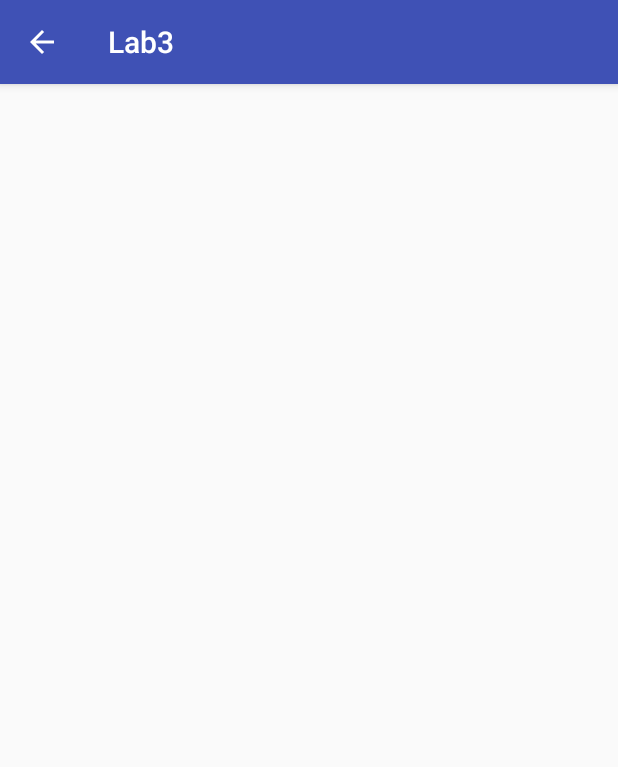
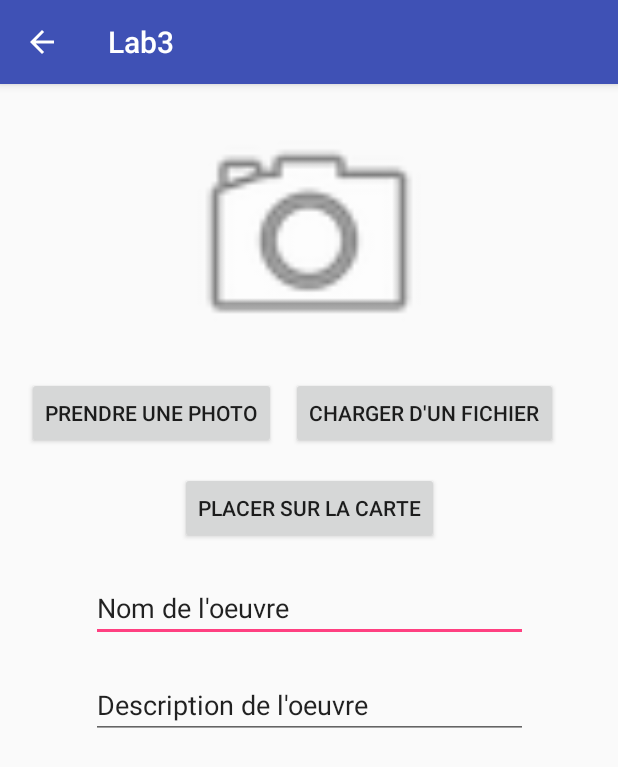
Before and after one commit to Alakabon/Lab3, an Android app: the AddArtworkActivity screen opened directly, with no data from a screen before it, on a phone screen of 412 x 824 dp. Shown: the top 767 px of the screen. Run offline under Robolectric (Android 15) with nearby library versions, the light colour scheme and no system bars.

Commit message:
layout add artwork

```diff
--- a/app/src/main/res/layout/activity_add_artwork.xml
+++ b/app/src/main/res/layout/activity_add_artwork.xml
@@ -7,4 +7,78 @@
     android:layout_height="match_parent"
     tools:context="com.inf8405.polymtl.lab3.activities.AddArtworkActivity">
 
+    <ImageView
+        android:id="@+id/imageView"
+        android:layout_width="192dp"
+        android:layout_height="171dp"
+        app:srcCompat="@android:drawable/ic_menu_camera"
+        app:layout_constraintTop_toTopOf="parent"
+        android:layout_marginTop="16dp"
+        app:layout_constraintRight_toRightOf="parent"
+        app:layout_constraintLeft_toLeftOf="parent"
+        />
+
+    <Button
+        android:id="@+id/add_artwork_btn_photo_from_camera"
+        android:layout_width="wrap_content"
+        android:layout_height="wrap_content"
+        android:layout_marginTop="8dp"
+        android:text="@string/add_artwork_btn_photo_from_camera"
+        app:layout_constraintLeft_toLeftOf="parent"
+        app:layout_constraintTop_toBottomOf="@+id/imageView"
+        app:layout_constraintRight_toRightOf="parent"
+        app:layout_constraintHorizontal_bias="0.073"/>
+
+    <Button
+        android:id="@+id/add_artwork_btn_photo_from_file"
+        android:layout_width="wrap_content"
+        android:layout_height="wrap_content"
+        android:layout_marginTop="8dp"
+        android:text="@string/add_artwork_btn_photo_from_file"
+        app:layout_constraintRight_toRightOf="parent"
+        app:layout_constraintTop_toBottomOf="@+id/imageView"
+        app:layout_constraintHorizontal_bias="0.058"
+        app:layout_constraintLeft_toRightOf="@+id/add_artwork_btn_photo_from_camera"
+        android:layout_marginLeft="8dp"
+        android:layout_marginRight="8dp"
+        android:layout_marginStart="8dp"
+        android:layout_marginEnd="8dp"/>
+
+    <Button
+        android:id="@+id/add_artwork_btn_map"
+        android:layout_width="wrap_content"
+        android:layout_height="wrap_content"
+        android:text="@string/add_artwork_btn_map"
+        app:layout_constraintLeft_toLeftOf="parent"
+        app:layout_constraintRight_toRightOf="parent"
+        android:layout_marginTop="15dp"
+        app:layout_constraintTop_toBottomOf="@+id/add_artwork_btn_photo_from_file"
+        />
+
+    <EditText
+        android:id="@+id/add_artwork_name"
+        android:layout_width="291dp"
+        android:layout_height="43dp"
+        android:ems="10"
+        android:inputType="textPersonName"
+        android:text="@string/add_artwork_name"
+        app:layout_constraintLeft_toLeftOf="parent"
+        app:layout_constraintRight_toRightOf="parent"
+        app:layout_constraintTop_toBottomOf="@+id/add_artwork_btn_map"
+        android:layout_marginTop="22dp"
+        app:layout_constraintHorizontal_bias="0.505"/>
+
+    <EditText
+        android:id="@+id/add_artwork_description"
+        android:layout_width="291dp"
+        android:layout_height="43dp"
+        android:ems="10"
+        android:inputType="textPersonName"
+        android:text="@string/add_artwork_description"
+        app:layout_constraintLeft_toLeftOf="parent"
+        app:layout_constraintRight_toRightOf="parent"
+        app:layout_constraintTop_toBottomOf="@+id/add_artwork_name"
+        app:layout_constraintHorizontal_bias="0.505"
+        android:layout_marginTop="21dp"/>
+
 </android.support.constraint.ConstraintLayout>
--- a/app/src/main/res/values/strings.xml
+++ b/app/src/main/res/values/strings.xml
@@ -10,4 +10,10 @@
     <string name="main_menu_btn_add_artwork">Ajouter une oeuvre</string>
     <string name="main_menu_btn_browse_artwork">Découvrir des oeuvres</string>
     <string name="main_menu_btn_view_favorites">Voir mes favoris</string>
+    <!--Add Artwork-->
+    <string name="add_artwork_btn_photo_from_camera">Prendre une photo</string>
+    <string name="add_artwork_btn_photo_from_file">Charger d\'un fichier</string>
+    <string name="add_artwork_btn_map">Placer sur la carte</string>
+    <string name="add_artwork_name">Nom de l\'oeuvre</string>
+    <string name="add_artwork_description">Description de l\'oeuvre</string>
 </resources>
```
